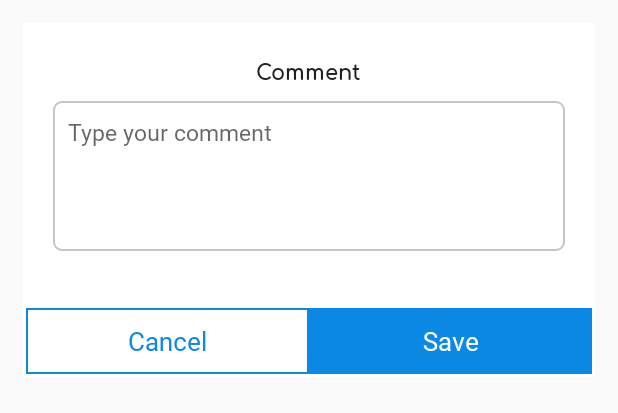
After one commit to vikasgdn/Oditly, an Android app: the layout dialog_question_comment_bs.xml on its own in the app's theme, with its tools: preview values and no code run, on a phone screen of 412 x 824 dp. The commit adds this screen. Shown: the top 413 px of the screen. Run offline under Robolectric (Android 15) with nearby library versions, the phone set to English and light mode, and no system bars.

Commit message:
Question wise save radio done

```diff
--- a/app/src/main/java/com/oditly/audit/inspection/ui/activty/AuditSubSectionsActivity.java
+++ b/app/src/main/java/com/oditly/audit/inspection/ui/activty/AuditSubSectionsActivity.java
@@ -221,7 +221,7 @@ public class AuditSubSectionsActivity extends BaseActivity implements SubSection
         {
             mSpinKitView.setVisibility(View.VISIBLE);
             JSONObject object = BSSaveSubmitJsonRequest.createInput(auditId, auditDate, "0", answerArray);
-            NetworkServiceJSON networkService = new NetworkServiceJSON(NetworkURL.BRANDSTANDARD_FINAL_SAVE, NetworkConstant.METHOD_POST, this, this);
+            NetworkServiceJSON networkService = new NetworkServiceJSON(NetworkURL.BRANDSTANDARD_FINAL_SAVE_NEW, NetworkConstant.METHOD_POST, this, this);
             networkService.call(object);
         } else
         {
@@ -254,7 +254,7 @@ public class AuditSubSectionsActivity extends BaseActivity implements SubSection
     @Override
     public void onNetworkCallCompleted(String type, String service, String response)
     {
-        if (service.equalsIgnoreCase(NetworkURL.BRANDSTANDARD_FINAL_SAVE))
+        if (service.equalsIgnoreCase(NetworkURL.BRANDSTANDARD_FINAL_SAVE_NEW))
         { try {
             JSONObject responseJson = new JSONObject(response);
             if (!responseJson.getBoolean(AppConstant.RES_KEY_ERROR)) {
--- /dev/null
+++ b/app/src/main/res/layout/dialog_question_comment_bs.xml
@@ -0,0 +1,134 @@
+<?xml version="1.0" encoding="utf-8"?>
+<RelativeLayout xmlns:android="http://schemas.android.com/apk/res/android"
+    xmlns:app="http://schemas.android.com/apk/res-auto"
+    android:layout_width="match_parent"
+    android:layout_height="wrap_content"
+    android:background="@android:color/transparent"
+    android:focusable="false"
+    android:focusableInTouchMode="true"
+    android:padding="@dimen/d_15dp">
+
+
+    <RelativeLayout
+        android:layout_width="match_parent"
+        android:layout_height="wrap_content"
+        android:background="@color/c_white"
+        android:layout_centerInParent="true"
+        >
+
+        <TextView
+            android:id="@+id/tv_title"
+            android:layout_width="wrap_content"
+            android:layout_height="wrap_content"
+            android:layout_centerHorizontal="true"
+            android:layout_marginTop="10dp"
+            android:gravity="center"
+            android:text="@string/app_name_small"
+            android:visibility="gone"
+            android:textColor="@color/c_blue"
+            android:fontFamily="@font/comfortaa_bold"
+            android:textSize="22sp"
+
+            />
+
+        <View
+            android:id="@+id/divider1"
+            android:layout_width="match_parent"
+            android:layout_height="0.5dp"
+            android:layout_below="@id/tv_title"
+            android:visibility="invisible"
+            android:background="@color/c_light_gray" />
+
+        <TextView
+            android:id="@+id/tv_message"
+            android:layout_width="wrap_content"
+            android:layout_height="wrap_content"
+            android:layout_below="@+id/tv_title"
+            android:layout_centerHorizontal="true"
+            android:gravity="center"
+            android:layout_marginTop="@dimen/d_10dp"
+            android:paddingBottom="@dimen/d_10dp"
+            android:paddingLeft="15dp"
+            android:paddingRight="@dimen/d_15dp"
+            android:paddingTop="@dimen/d_10dp"
+            android:text="@string/text_comment"
+            android:fontFamily="@font/comfortaa_bold"
+            android:textColor="@color/c_dark_gray"
+
+             />
+
+        <EditText
+            android:id="@+id/et_commentbox"
+            android:layout_height="100dp"
+            android:layout_width="match_parent"
+            android:textSize="@dimen/text_size_16"
+            android:background="@drawable/gray_border_whitebg"
+            android:padding="10dp"
+            android:textColor="@color/c_gray_text"
+            android:gravity="top"
+            android:layout_below="@+id/tv_message"
+            android:layout_marginLeft="@dimen/d_20dp"
+            android:layout_marginRight="@dimen/d_20dp"
+            android:hint="@string/text_enter_commentaction"
+            android:inputType="textMultiLine"
+            android:fontFamily="@font/nunitosans_regular"/>
+
+        <TextView
+            android:id="@+id/tv_commenterror"
+            android:layout_width="match_parent"
+            android:layout_height="wrap_content"
+            android:text=""
+            android:visibility="visible"
+            android:gravity="left"
+            android:layout_below="@+id/et_commentbox"
+            android:padding="@dimen/d_2dp"
+            android:layout_marginTop="-5dp"
+            android:fontFamily="@font/nunitosans_regular"
+            android:textColor="@color/c_red"
+            android:textSize="@dimen/text_size_14"/>
+
+
+        <LinearLayout
+            android:id="@+id/ll_button"
+            android:layout_width="match_parent"
+            android:layout_height="wrap_content"
+            android:layout_below="@id/tv_commenterror"
+            android:background="@drawable/tv_shape_corner_blue_border"
+            android:layout_marginTop="@dimen/d_20dp"
+            android:layout_marginLeft="@dimen/d_2dp"
+            android:layout_marginRight="@dimen/d_2dp"
+            android:layout_marginBottom="@dimen/d_2dp"
+            android:gravity="center">
+
+            <TextView
+                android:id="@+id/tv_cancel"
+                android:layout_width="match_parent"
+                android:layout_height="wrap_content"
+                android:padding="10dp"
+                android:layout_weight="1"
+                android:gravity="center"
+                android:background="@drawable/tv_shape_corner_blue_border"
+                android:text="Cancel"
+                android:textAllCaps="false"
+                android:textSize="@dimen/text_size_18"
+                android:fontFamily="@font/nunitosans_regular"
+                android:textColor="@color/c_blue"/>
+
+
+            <TextView
+                android:id="@+id/tv_send"
+                android:layout_width="match_parent"
+                android:layout_height="wrap_content"
+                android:padding="10dp"
+                android:layout_weight="1"
+                android:gravity="center"
+                android:background="@color/c_blue"
+                android:text="@string/text_save"
+                android:textSize="@dimen/text_size_18"
+                android:textAllCaps="false"
+                android:textColor="@color/c_white"
+                android:fontFamily="@font/nunitosans_regular"
+                />
+        </LinearLayout>
+    </RelativeLayout>
+</RelativeLayout>
```
Also changed, not shown: app/src/main/java/com/oditly/audit/inspection/adapter/BrandStandardAuditAdapter.java (+7 -2 lines), app/src/main/java/com/oditly/audit/inspection/adapter/BrandStandardAuditAdapterSingleSection.java (+8 -5 lines), app/src/main/java/com/oditly/audit/inspection/adapter/BrandStandardOptionBasedQuestionsAdapter.java (+7 -2 lines), app/src/main/java/com/oditly/audit/inspection/dialog/AppDialogs.java (+61 -38 lines), app/src/main/java/com/oditly/audit/inspection/model/audit/BrandStandard/BrandStandardSection.java (+5 -5 lines), app/src/main/java/com/oditly/audit/inspection/network/NetworkURL.java (+16 -5 lines), app/src/main/java/com/oditly/audit/inspection/network/apirequest/BSSaveSubmitJsonRequest.java (+16 -0 lines), app/src/main/java/com/oditly/audit/inspection/ui/activty/BrandStandardAuditActivity.java (+15 -2 lines), app/src/main/java/com/oditly/audit/inspection/ui/activty/BrandStandardAuditActivityPagingnation.java (+44 -11 lines), app/src/main/java/com/oditly/audit/inspection/ui/activty/BrandStandardOptionsBasedQuestionActivity.java (+38 -1 lines), 3 other files.
